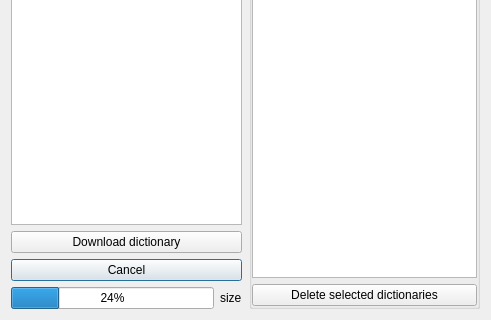
This is src/dialogs/dictionarymanagerdialog.ui in pbek/QOwnNotes as Qt 5 draws it before an edit; both pictures show x 0 to 491 and y 184 to 504 of the 491 by 504 pixel window. The edited form follows.
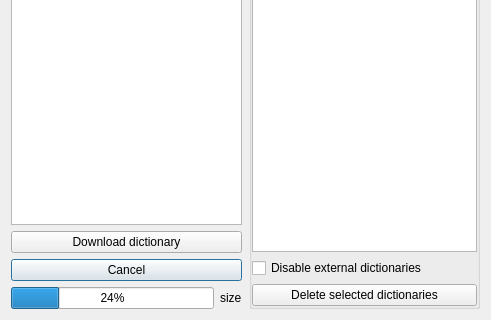
This is the edited form. Icons and pictures are not drawn.

Commit message: Allow disabling of external dictionaries (#1399)

Patch:
```diff
--- a/src/dialogs/dictionarymanagerdialog.ui
+++ b/src/dialogs/dictionarymanagerdialog.ui
@@ -136,6 +136,9 @@
        <property name="title">
         <string>Downloaded dictionaries</string>
        </property>
+       <property name="flat">
+        <bool>true</bool>
+       </property>
        <layout class="QVBoxLayout" name="verticalLayout">
         <property name="leftMargin">
          <number>0</number>
@@ -164,6 +167,16 @@
           </column>
          </widget>
         </item>
+        <item>
+         <widget class="QCheckBox" name="disableExternalDictionariesCheckBox">
+          <property name="toolTip">
+           <string>If checked only the downloaded dictionaries will be used</string>
+          </property>
+          <property name="text">
+           <string>Disable external dictionaries</string>
+          </property>
+         </widget>
+        </item>
         <item>
          <widget class="QPushButton" name="deleteLocalDictionaryButton">
           <property name="text">
```
The commit also changes 3 other files.
